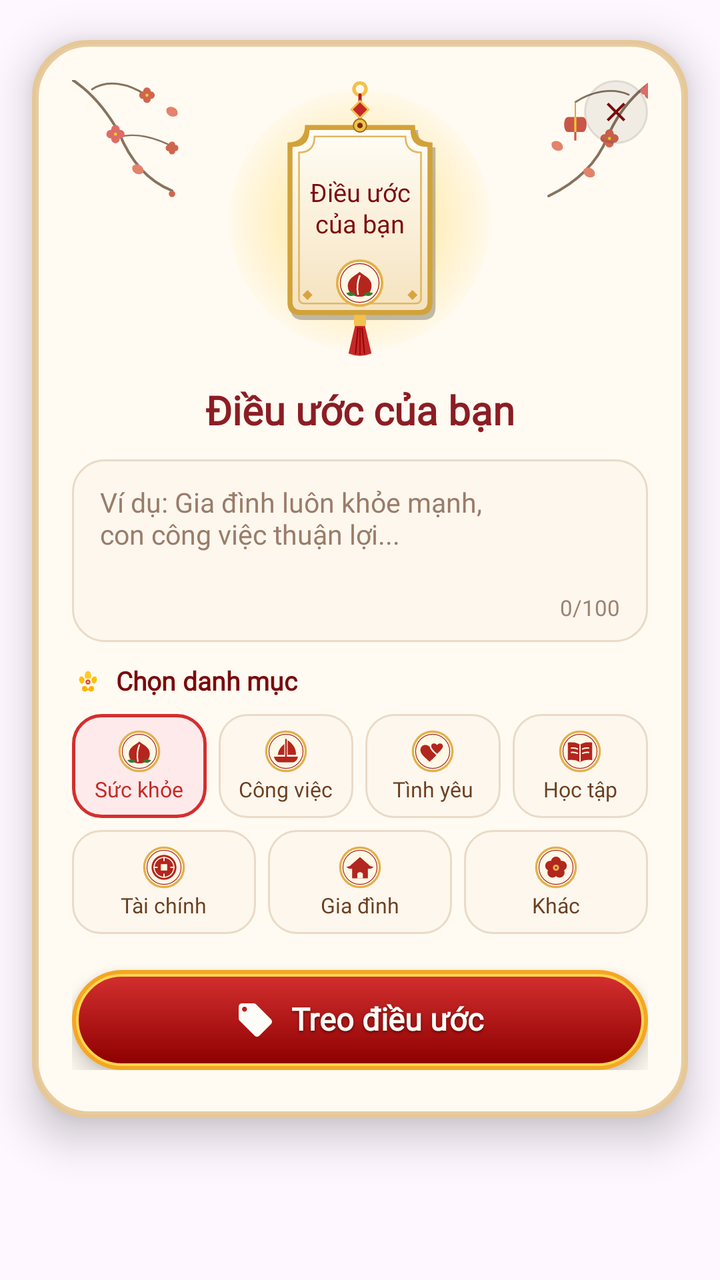
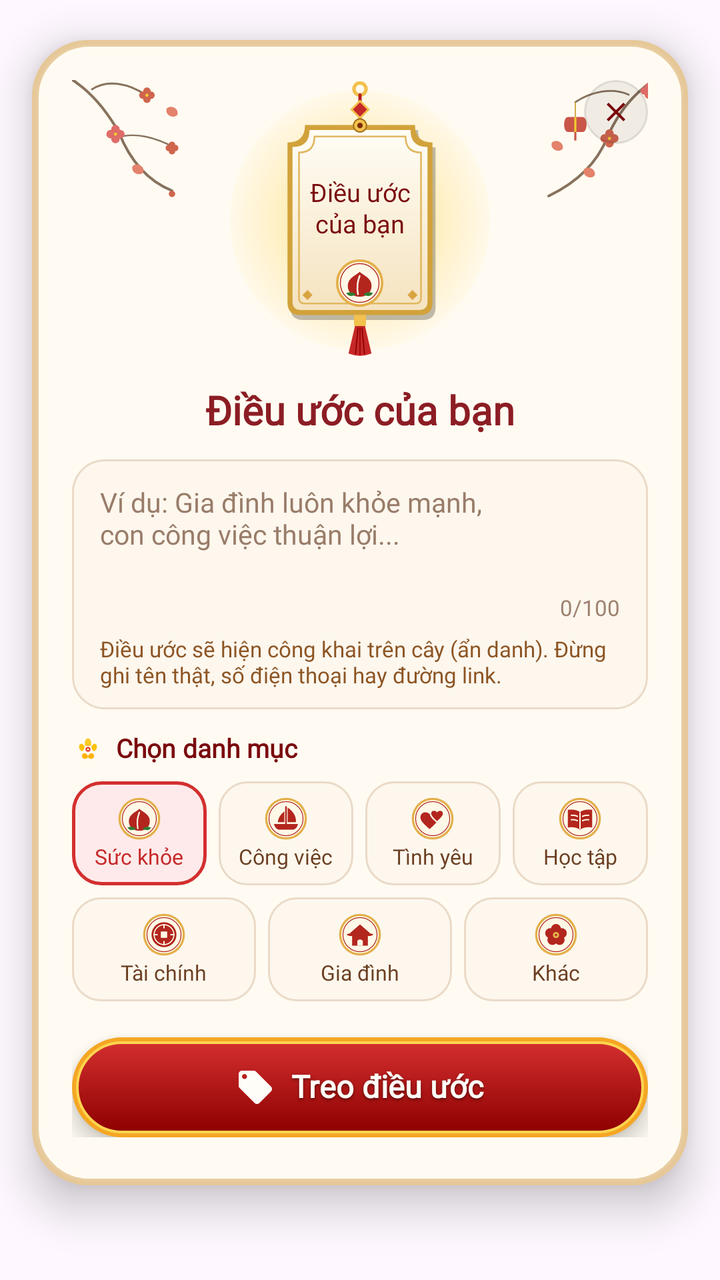

Two renders of the same Android screen: before a commit and after it. Below are the layout's source before the change and the commit's diff.
<!-- AndroidManifest.xml: application theme Theme.TetViet -->
<!-- res/layout/dialog_create_wish.xml -->
<?xml version="1.0" encoding="utf-8"?>
<FrameLayout xmlns:android="http://schemas.android.com/apk/res/android"
    xmlns:app="http://schemas.android.com/apk/res-auto"
    xmlns:tools="http://schemas.android.com/tools"
    android:layout_width="match_parent"
    android:layout_height="wrap_content"
    android:background="@android:color/transparent">

    <androidx.constraintlayout.widget.ConstraintLayout
        android:id="@+id/dialogContainer"
        android:layout_width="match_parent"
        android:layout_height="wrap_content"
        android:layout_marginHorizontal="16dp"
        android:layout_marginTop="20dp"
        android:layout_marginBottom="24dp"
        android:background="@drawable/bg_dialog_wishing_modal"
        android:elevation="12dp"
        android:paddingHorizontal="20dp"
        android:paddingTop="20dp"
        android:paddingBottom="24dp">

        
        <ImageView
            android:layout_width="80dp"
            android:layout_height="80dp"
            android:layout_marginStart="-12dp"
            android:layout_marginTop="-12dp"
            android:alpha="0.85"
            android:src="@drawable/ic_bg_blossom_branch_left"
            app:layout_constraintStart_toStartOf="parent"
            app:layout_constraintTop_toTopOf="parent" />

        
        <ImageView
            android:layout_width="80dp"
            android:layout_height="80dp"
            android:layout_marginTop="-12dp"
            android:layout_marginEnd="-12dp"
            android:alpha="0.85"
            android:src="@drawable/ic_bg_blossom_branch_right"
            app:layout_constraintEnd_toEndOf="parent"
            app:layout_constraintTop_toTopOf="parent" />

        
        <FrameLayout
            android:id="@+id/btnClose"
            android:layout_width="32dp"
            android:layout_height="32dp"
            android:background="@drawable/bg_circle_close_btn"
            android:clickable="true"
            android:elevation="4dp"
            android:focusable="true"
            app:layout_constraintEnd_toEndOf="parent"
            app:layout_constraintTop_toTopOf="parent">

            <ImageView
                android:layout_width="16dp"
                android:layout_height="16dp"
                android:layout_gravity="center"
                android:src="@drawable/ic_clear"
                app:tint="#7A090D" />
        </FrameLayout>

        
        <View
            android:id="@+id/viewHalo"
            android:layout_width="130dp"
            android:layout_height="130dp"
            android:background="@drawable/bg_wishing_halo"
            app:layout_constraintBottom_toBottomOf="@+id/layoutPreviewTag"
            app:layout_constraintEnd_toEndOf="@+id/layoutPreviewTag"
            app:layout_constraintStart_toStartOf="@+id/layoutPreviewTag"
            app:layout_constraintTop_toTopOf="@+id/layoutPreviewTag" />

        
        <FrameLayout
            android:id="@+id/layoutPreviewTag"
            android:layout_width="80dp"
            android:layout_height="140dp"
            app:layout_constraintEnd_toEndOf="parent"
            app:layout_constraintStart_toStartOf="parent"
            app:layout_constraintTop_toTopOf="parent">

            <ImageView
                android:id="@+id/ivPreviewLeafBg"
                android:layout_width="match_parent"
                android:layout_height="match_parent"
                android:importantForAccessibility="no"
                android:scaleType="fitXY"
                android:src="@drawable/bg_wishing_leaf_cream" />

            <TextView
                android:id="@+id/tvPreviewTagContent"
                android:layout_width="58dp"
                android:layout_height="55dp"
                android:layout_gravity="center_horizontal"
                android:layout_marginTop="37dp"
                android:ellipsize="end"
                android:fontFamily="@font/arimo_bold"
                android:gravity="center"
                android:includeFontPadding="false"
                android:lineSpacingExtra="1dp"
                android:maxLines="3"
                android:text="Điều ước\ncủa bạn"
                android:textColor="#7A090D"
                android:textSize="12.5sp" />

            <ImageView
                android:id="@+id/ivPreviewCategoryIcon"
                android:layout_width="25dp"
                android:layout_height="25dp"
                android:layout_gravity="center_horizontal"
                android:layout_marginTop="89dp"
                android:importantForAccessibility="no"
                android:scaleType="fitCenter"
                android:src="@drawable/ic_wish_leaf_health" />
        </FrameLayout>

        
        <TextView
            android:id="@+id/tvDialogTitle"
            android:layout_width="wrap_content"
            android:layout_height="wrap_content"
            android:layout_marginTop="14dp"
            android:fontFamily="@font/arimo_bold"
            android:includeFontPadding="false"
            android:text="@string/wishing_tree_dialog_create_title"
            android:textColor="#8C1D24"
            android:textSize="20sp"
            android:textStyle="bold"
            app:layout_constraintEnd_toEndOf="parent"
            app:layout_constraintStart_toStartOf="parent"
            app:layout_constraintTop_toBottomOf="@+id/layoutPreviewTag" />

        
        <FrameLayout
            android:id="@+id/layoutInputBox"
            android:layout_width="0dp"
            android:layout_height="wrap_content"
            android:layout_marginTop="12dp"
            android:background="@drawable/bg_wishing_input_box"
            android:paddingHorizontal="14dp"
            android:paddingTop="12dp"
            android:paddingBottom="10dp"
            app:layout_constraintEnd_toEndOf="parent"
            app:layout_constraintStart_toStartOf="parent"
            app:layout_constraintTop_toBottomOf="@+id/tvDialogTitle">

            <LinearLayout
                android:layout_width="match_parent"
                android:layout_height="wrap_content"
                android:orientation="vertical">

                <EditText
                    android:id="@+id/etWishContent"
                    android:layout_width="match_parent"
                    android:layout_height="wrap_content"
                    android:background="@android:color/transparent"
                    android:fontFamily="@font/arimo_regular"
                    android:gravity="top|start"
                    android:hint="@string/wishing_tree_input_hint"
                    android:importantForAutofill="no"
                    android:inputType="textMultiLine|textCapSentences"
                    android:maxLength="100"
                    android:minLines="3"
                    android:textColor="#502016"
                    android:textColorHint="#997C69"
                    android:textSize="13.5sp" />

                <TextView
                    android:id="@+id/tvCharCounter"
                    android:layout_width="wrap_content"
                    android:layout_height="wrap_content"
                    android:layout_gravity="end"
                    android:layout_marginTop="4dp"
                    android:fontFamily="@font/arimo_regular"
                    android:text="0/100"
                    android:textColor="#9E8270"
                    android:textSize="11sp" />
            </LinearLayout>

        </FrameLayout>

        
        <LinearLayout
            android:id="@+id/layoutCategoryHeader"
            android:layout_width="wrap_content"
            android:layout_height="wrap_content"
            android:layout_marginTop="12dp"
            android:gravity="center_vertical"
            android:orientation="horizontal"
            app:layout_constraintStart_toStartOf="parent"
            app:layout_constraintTop_toBottomOf="@+id/layoutInputBox">

            <ImageView
                android:layout_width="16dp"
                android:layout_height="16dp"
                android:layout_marginEnd="6dp"
                android:src="@drawable/sticker_apricot_flower" />

            <TextView
                android:layout_width="wrap_content"
                android:layout_height="wrap_content"
                android:fontFamily="@font/arimo_bold"
                android:includeFontPadding="false"
                android:text="@string/wishing_tree_select_category"
                android:textColor="#7A090D"
                android:textSize="13sp"
                android:textStyle="bold" />
        </LinearLayout>

        
        <LinearLayout
            android:id="@+id/layoutCategoryRow1"
            android:layout_width="0dp"
            android:layout_height="wrap_content"
            android:layout_marginTop="8dp"
            android:orientation="horizontal"
            app:layout_constraintEnd_toEndOf="parent"
            app:layout_constraintStart_toStartOf="parent"
            app:layout_constraintTop_toBottomOf="@+id/layoutCategoryHeader">

            
            <LinearLayout
                android:id="@+id/chipHealth"
                android:layout_width="0dp"
                android:layout_height="52dp"
                android:layout_marginEnd="6dp"
                android:layout_weight="1"
                android:background="@drawable/bg_wishing_chip_selected"
                android:clickable="true"
                android:focusable="true"
                android:gravity="center"
                android:orientation="vertical">

                <ImageView
                    android:id="@+id/ivIconHealth"
                    android:layout_width="22dp"
                    android:layout_height="22dp"
                    android:src="@drawable/ic_wish_leaf_health" />

                <TextView
                    android:id="@+id/tvLabelHealth"
                    android:layout_width="wrap_content"
                    android:layout_height="wrap_content"
                    android:layout_marginTop="2dp"
                    android:fontFamily="@font/arimo_bold"
                    android:includeFontPadding="false"
                    android:text="@string/wish_cat_health"
                    android:textColor="#C62828"
                    android:textSize="10.5sp" />
            </LinearLayout>

            
            <LinearLayout
                android:id="@+id/chipCareer"
                android:layout_width="0dp"
                android:layout_height="52dp"
                android:layout_marginEnd="6dp"
                android:layout_weight="1"
                android:background="@drawable/bg_wishing_chip_normal"
                android:clickable="true"
                android:focusable="true"
                android:gravity="center"
                android:orientation="vertical">

                <ImageView
                    android:id="@+id/ivIconCareer"
                    android:layout_width="22dp"
                    android:layout_height="22dp"
                    android:src="@drawable/ic_wish_leaf_career" />

                <TextView
                    android:id="@+id/tvLabelCareer"
                    android:layout_width="wrap_content"
                    android:layout_height="wrap_content"
                    android:layout_marginTop="2dp"
                    android:fontFamily="@font/arimo_regular"
                    android:includeFontPadding="false"
                    android:text="@string/wish_cat_career"
                    android:textColor="#6B3F21"
                    android:textSize="10.5sp" />
            </LinearLayout>

            
            <LinearLayout
                android:id="@+id/chipLove"
                android:layout_width="0dp"
                android:layout_height="52dp"
                android:layout_marginEnd="6dp"
                android:layout_weight="1"
                android:background="@drawable/bg_wishing_chip_normal"
                android:clickable="true"
                android:focusable="true"
                android:gravity="center"
                android:orientation="vertical">

                <ImageView
                    android:id="@+id/ivIconLove"
                    android:layout_width="22dp"
                    android:layout_height="22dp"
                    android:src="@drawable/ic_wish_leaf_love" />

                <TextView
                    android:id="@+id/tvLabelLove"
                    android:layout_width="wrap_content"
                    android:layout_height="wrap_content"
                    android:layout_marginTop="2dp"
                    android:fontFamily="@font/arimo_regular"
                    android:includeFontPadding="false"
                    android:text="@string/wish_cat_love"
                    android:textColor="#6B3F21"
                    android:textSize="10.5sp" />
            </LinearLayout>

            
            <LinearLayout
                android:id="@+id/chipStudy"
                android:layout_width="0dp"
                android:layout_height="52dp"
                android:layout_weight="1"
                android:background="@drawable/bg_wishing_chip_normal"
                android:clickable="true"
                android:focusable="true"
                android:gravity="center"
                android:orientation="vertical">

                <ImageView
                    android:id="@+id/ivIconStudy"
                    android:layout_width="22dp"
                    android:layout_height="22dp"
                    android:src="@drawable/ic_wish_leaf_study" />

                <TextView
                    android:id="@+id/tvLabelStudy"
                    android:layout_width="wrap_content"
                    android:layout_height="wrap_content"
                    android:layout_marginTop="2dp"
                    android:fontFamily="@font/arimo_regular"
                    android:includeFontPadding="false"
                    android:text="@string/wish_cat_study"
                    android:textColor="#6B3F21"
                    android:textSize="10.5sp" />
            </LinearLayout>

        </LinearLayout>

        
        <LinearLayout
            android:id="@+id/layoutCategoryRow2"
            android:layout_width="0dp"
            android:layout_height="wrap_content"
            android:layout_marginTop="6dp"
            android:orientation="horizontal"
            app:layout_constraintEnd_toEndOf="parent"
            app:layout_constraintStart_toStartOf="parent"
            app:layout_constraintTop_toBottomOf="@+id/layoutCategoryRow1">

            
            <LinearLayout
                android:id="@+id/chipFinance"
                android:layout_width="0dp"
                android:layout_height="52dp"
                android:layout_marginEnd="6dp"
                android:layout_weight="1"
                android:background="@drawable/bg_wishing_chip_normal"
                android:clickable="true"
                android:focusable="true"
                android:gravity="center"
                android:orientation="vertical">

                <ImageView
                    android:id="@+id/ivIconFinance"
                    android:layout_width="22dp"
                    android:layout_height="22dp"
                    android:src="@drawable/ic_wish_leaf_finance" />

                <TextView
                    android:id="@+id/tvLabelFinance"
                    android:layout_width="wrap_content"
                    android:layout_height="wrap_content"
                    android:layout_marginTop="2dp"
                    android:fontFamily="@font/arimo_regular"
                    android:includeFontPadding="false"
                    android:text="@string/wish_cat_finance"
                    android:textColor="#6B3F21"
                    android:textSize="10.5sp" />
            </LinearLayout>

            
            <LinearLayout
                android:id="@+id/chipFamily"
                android:layout_width="0dp"
                android:layout_height="52dp"
                android:layout_marginEnd="6dp"
                android:layout_weight="1"
                android:background="@drawable/bg_wishing_chip_normal"
                android:clickable="true"
                android:focusable="true"
                android:gravity="center"
                android:orientation="vertical">

                <ImageView
                    android:id="@+id/ivIconFamily"
                    android:layout_width="22dp"
                    android:layout_height="22dp"
                    android:src="@drawable/ic_wish_leaf_family" />

                <TextView
                    android:id="@+id/tvLabelFamily"
                    android:layout_width="wrap_content"
                    android:layout_height="wrap_content"
                    android:layout_marginTop="2dp"
                    android:fontFamily="@font/arimo_regular"
                    android:includeFontPadding="false"
                    android:text="@string/wish_cat_family"
                    android:textColor="#6B3F21"
                    android:textSize="10.5sp" />
            </LinearLayout>

            
            <LinearLayout
                android:id="@+id/chipOther"
                android:layout_width="0dp"
                android:layout_height="52dp"
                android:layout_weight="1"
                android:background="@drawable/bg_wishing_chip_normal"
                android:clickable="true"
                android:focusable="true"
                android:gravity="center"
                android:orientation="vertical">

                <ImageView
                    android:id="@+id/ivIconOther"
                    android:layout_width="22dp"
                    android:layout_height="22dp"
                    android:src="@drawable/ic_wish_leaf_other" />

                <TextView
                    android:id="@+id/tvLabelOther"
                    android:layout_width="wrap_content"
                    android:layout_height="wrap_content"
                    android:layout_marginTop="2dp"
                    android:fontFamily="@font/arimo_regular"
                    android:includeFontPadding="false"
                    android:text="@string/wish_cat_other"
                    android:textColor="#6B3F21"
                    android:textSize="10.5sp" />
            </LinearLayout>

        </LinearLayout>

        
        <LinearLayout
            android:id="@+id/btnHangWish"
            android:layout_width="0dp"
            android:layout_height="50dp"
            android:layout_marginTop="18dp"
            android:background="@drawable/bg_wishing_cta_button"
            android:clickable="true"
            android:elevation="6dp"
            android:focusable="true"
            android:gravity="center"
            android:orientation="horizontal"
            app:layout_constraintEnd_toEndOf="parent"
            app:layout_constraintStart_toStartOf="parent"
            app:layout_constraintTop_toBottomOf="@+id/layoutCategoryRow2">

            <ImageView
                android:layout_width="20dp"
                android:layout_height="20dp"
                android:layout_marginEnd="8dp"
                android:src="@drawable/ic_wishing_tag"
                app:tint="#FFFDF7" />

            <TextView
                android:layout_width="wrap_content"
                android:layout_height="wrap_content"
                android:fontFamily="@font/arimo_bold"
                android:includeFontPadding="false"
                android:shadowColor="#80000000"
                android:shadowDx="0"
                android:shadowDy="2"
                android:shadowRadius="3"
                android:text="@string/wishing_tree_btn_hang_wish"
                android:textColor="#FFFDF7"
                android:textSize="15.5sp"
                android:textStyle="bold" />
        </LinearLayout>

    </androidx.constraintlayout.widget.ConstraintLayout>

</FrameLayout>
<!-- resources referenced by this layout -->
<resources>
  <!-- drawable bg_circle_close_btn (drawable) -->
  <?xml version="1.0" encoding="utf-8"?>
  <ripple xmlns:android="http://schemas.android.com/apk/res/android"
      android:color="#26000000">
      <item>
          <shape android:shape="oval">
              <solid android:color="#0F000000" />
              <stroke
                  android:width="1dp"
                  android:color="#1A000000" />
          </shape>
      </item>
  </ripple>
  <!-- drawable bg_wishing_chip_normal (drawable) -->
  <?xml version="1.0" encoding="utf-8"?>
  <shape xmlns:android="http://schemas.android.com/apk/res/android"
      android:shape="rectangle">
      <corners android:radius="14dp" />
      <solid android:color="#FDF7EE" />
      <stroke
          android:width="1dp"
          android:color="#EADAC7" />
  </shape>
  <!-- drawable bg_wishing_chip_selected (drawable) -->
  <?xml version="1.0" encoding="utf-8"?>
  <shape xmlns:android="http://schemas.android.com/apk/res/android"
      android:shape="rectangle">
      <corners android:radius="14dp" />
      <solid android:color="#FEEAEA" />
      <stroke
          android:width="1.8dp"
          android:color="#D32F2F" />
  </shape>
  <!-- drawable bg_wishing_halo (drawable) -->
  <?xml version="1.0" encoding="utf-8"?>
  <shape xmlns:android="http://schemas.android.com/apk/res/android"
      android:shape="oval">
      <gradient
          android:type="radial"
          android:gradientRadius="70dp"
          android:startColor="#B3FFE082"
          android:centerColor="#55FFD54F"
          android:endColor="#00FFC107" />
  </shape>
  <!-- drawable bg_wishing_input_box (drawable) -->
  <?xml version="1.0" encoding="utf-8"?>
  <shape xmlns:android="http://schemas.android.com/apk/res/android"
      android:shape="rectangle">
      <corners android:radius="16dp" />
      <solid android:color="#FDF7EE" />
      <stroke
          android:width="1dp"
          android:color="#EADAC7" />
  </shape>
  <!-- drawable ic_clear (drawable) -->
  <vector xmlns:android="http://schemas.android.com/apk/res/android"
      android:width="20dp"
      android:height="20dp"
      android:viewportWidth="24"
      android:viewportHeight="24">
      <path
          android:fillColor="#9E968F"
          android:pathData="M19,6.41L17.59,5 12,10.59 6.41,5 5,6.41 10.59,12 5,17.59 6.41,19 12,13.41 17.59,19 19,17.59 13.41,12z" />
  </vector>
  <string name="wish_cat_career">Công việc</string>
  <string name="wish_cat_family">Gia đình</string>
  <string name="wish_cat_finance">Tài chính</string>
  <string name="wish_cat_health">Sức khỏe</string>
  <string name="wish_cat_love">Tình yêu</string>
  <string name="wish_cat_other">Khác</string>
  <string name="wish_cat_study">Học tập</string>
  <string name="wishing_tree_btn_hang_wish">Treo điều ước</string>
  <string name="wishing_tree_dialog_create_title">Điều ước của bạn</string>
  <string name="wishing_tree_input_hint">Ví dụ: Gia đình luôn khỏe mạnh,\ncon công việc thuận lợi...</string>
  <string name="wishing_tree_select_category">Chọn danh mục</string>
  <style name="Theme.TetViet" parent="Base.Theme.TetViet" />
  <style name="Base.Theme.TetViet" parent="Theme.Material3.DayNight.NoActionBar">
          <item name="colorPrimary">@color/tet_red_primary</item>
          <item name="colorSecondary">@color/tet_gold</item>
          <item name="android:statusBarColor">@android:color/transparent</item>
          <item name="android:windowLightStatusBar">false</item>
          <item name="android:navigationBarColor">@android:color/transparent</item>
          <item name="android:windowDrawsSystemBarBackgrounds">true</item>
      </style>
  <color name="tet_red_primary">#8A000A</color>
  <color name="tet_gold">#E5B867</color>
  <!-- unchanged entries left out for length: 14 -->
</resources>

<!-- the commit's change to res/layout/dialog_create_wish.xml (unified diff, before → after) -->
@@ -177,6 +177,27 @@
                     android:text="0/100"
                     android:textColor="#9E8270"
                     android:textSize="11sp" />
+
+                
+                <TextView
+                    android:id="@+id/tvPublicNotice"
+                    android:layout_width="match_parent"
+                    android:layout_height="wrap_content"
+                    android:layout_marginTop="6dp"
+                    android:fontFamily="@font/arimo_regular"
+                    android:text="@string/wishing_public_notice"
+                    android:textColor="#8D5524"
+                    android:textSize="11sp" />
+
+                <TextView
+                    android:id="@+id/tvWishError"
+                    android:layout_width="match_parent"
+                    android:layout_height="wrap_content"
+                    android:layout_marginTop="4dp"
+                    android:fontFamily="@font/arimo_bold"
+                    android:textColor="#C62828"
+                    android:textSize="12sp"
+                    android:visibility="gone" />
             </LinearLayout>
 
         </FrameLayout>
@@ -450,7 +471,6 @@
 
         </LinearLayout>
 
-        
         <LinearLayout
             android:id="@+id/btnHangWish"
             android:layout_width="0dp"
<!-- resource entries referenced after the edit -->
@@ -71,6 +71,7 @@
   <string name="wish_cat_love">Tình yêu</string>
   <string name="wish_cat_other">Khác</string>
   <string name="wish_cat_study">Học tập</string>
+  <string name="wishing_public_notice">Điều ước sẽ hiện công khai trên cây (ẩn danh). Đừng ghi tên thật, số điện thoại hay đường link.</string>
   <string name="wishing_tree_btn_hang_wish">Treo điều ước</string>
   <string name="wishing_tree_dialog_create_title">Điều ước của bạn</string>
   <string name="wishing_tree_input_hint">Ví dụ: Gia đình luôn khỏe mạnh,\ncon công việc thuận lợi...</string>
